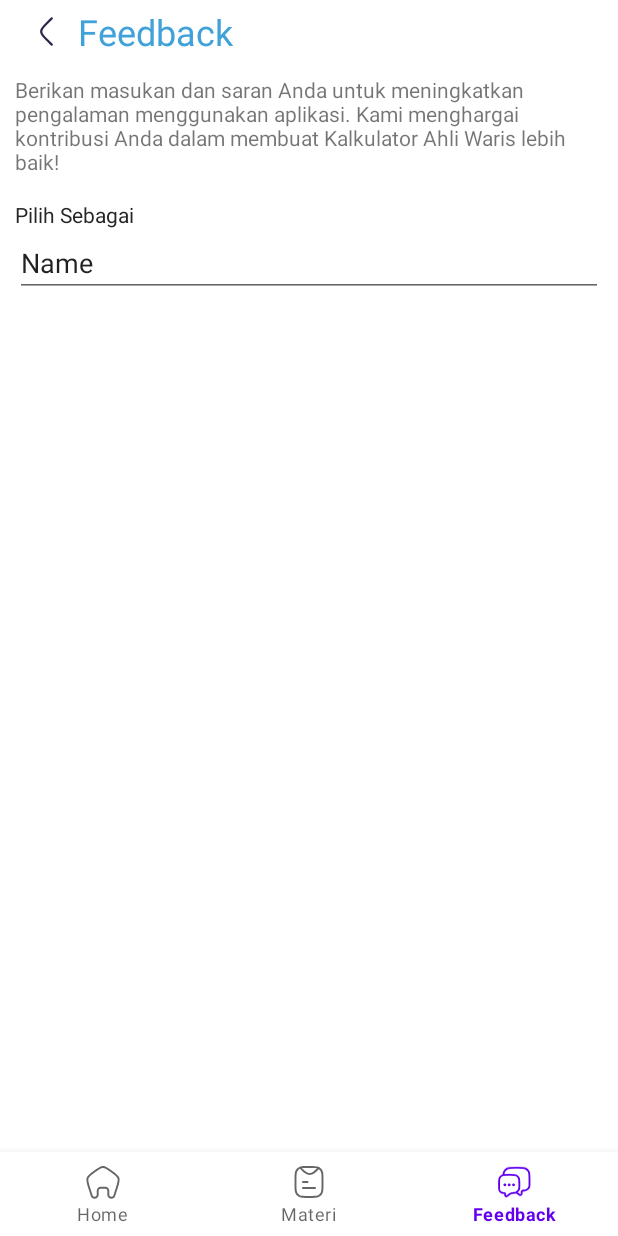
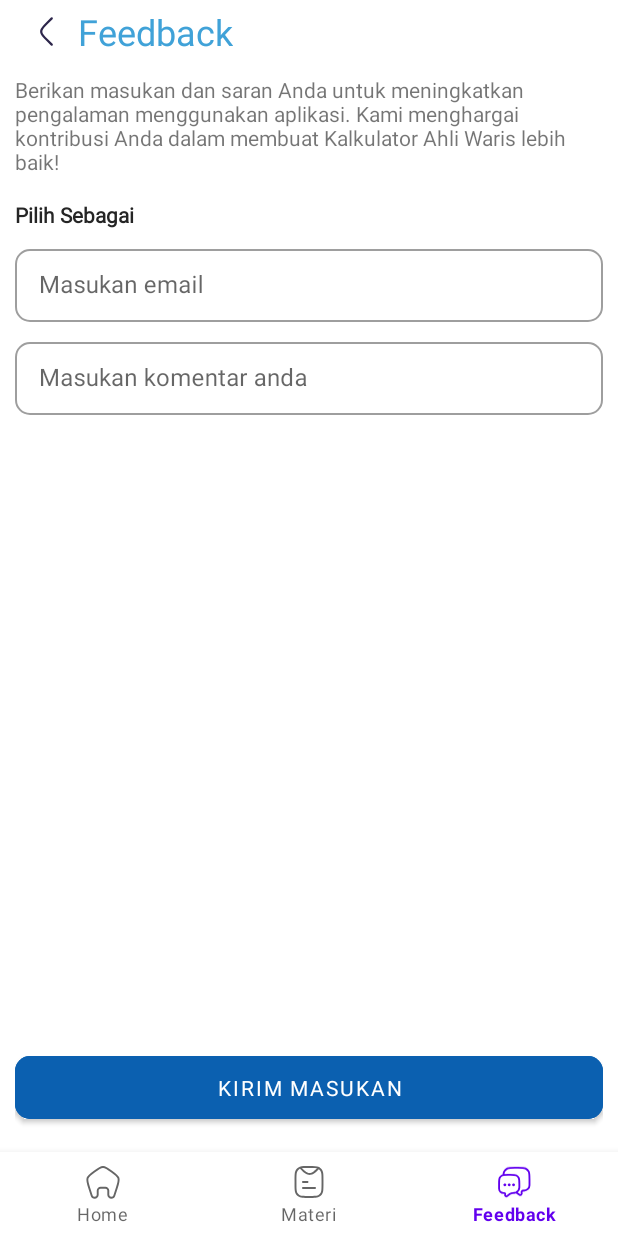
Before and after one commit to ryhanhxx/Al-Mirats, an Android app: the FeedbackFragment screen opened through its navigation route, on a phone screen of 412 x 824 dp. Run offline under Robolectric (Android 15) with nearby library versions, the phone set to English and light mode, and no system bars; our stand-ins replace navigation-ui; pictures from the network do not load.

Commit message:
design dasar feedback

```diff
--- a/app/src/main/res/layout/fragment_feedback.xml
+++ b/app/src/main/res/layout/fragment_feedback.xml
@@ -34,6 +34,7 @@
         android:layout_marginTop="8dp"
         android:text="Berikan masukan dan saran Anda untuk meningkatkan pengalaman menggunakan aplikasi. Kami menghargai kontribusi Anda dalam membuat Kalkulator Ahli Waris lebih baik!"
         app:layout_constraintEnd_toEndOf="parent"
+        android:textSize="14sp"
         android:fontFamily="@font/roboto"
         app:layout_constraintStart_toStartOf="@+id/imageView"
         app:layout_constraintTop_toBottomOf="@+id/imageView" />
@@ -45,18 +46,66 @@
         android:layout_marginTop="16dp"
         android:fontFamily="@font/roboto"
         android:text="Pilih Sebagai"
+        android:textSize="14sp"
+        android:textStyle="bold"
         android:textColor="@color/primary_black"
         app:layout_constraintStart_toStartOf="@+id/textView2"
         app:layout_constraintTop_toBottomOf="@+id/textView2" />
 
-    <EditText
-        android:id="@+id/editTextText"
+    <com.google.android.material.textfield.TextInputLayout
+        style="@style/Widget.MaterialComponents.TextInputLayout.OutlinedBox.Dense"
+        android:id="@+id/ti_email"
         android:layout_width="match_parent"
         android:layout_height="wrap_content"
-        android:ems="10"
-        android:inputType="text"
-        android:text="Name"
+        android:layout_marginTop="8dp"
+        android:hint="Masukan email"
+        app:boxCornerRadiusBottomEnd="10dp"
+        app:boxCornerRadiusBottomStart="10dp"
+        app:boxCornerRadiusTopEnd="10dp"
+        app:boxCornerRadiusTopStart="10dp"
         app:layout_constraintEnd_toEndOf="parent"
         app:layout_constraintStart_toStartOf="@+id/textView3"
-        app:layout_constraintTop_toBottomOf="@+id/textView3" />
+        app:layout_constraintTop_toBottomOf="@id/textView3">
+
+        <com.google.android.material.textfield.TextInputEditText
+            android:layout_width="match_parent"
+            android:layout_height="wrap_content" />
+
+    </com.google.android.material.textfield.TextInputLayout>
+
+    <com.google.android.material.textfield.TextInputLayout
+        style="@style/Widget.MaterialComponents.TextInputLayout.OutlinedBox.Dense"
+        android:id="@+id/ti_comment"
+        android:layout_width="match_parent"
+        android:layout_height="wrap_content"
+        android:layout_marginTop="8dp"
+        android:hint="Masukan komentar anda"
+        app:boxCornerRadiusBottomEnd="10dp"
+        app:boxCornerRadiusBottomStart="10dp"
+        app:boxCornerRadiusTopEnd="10dp"
+        app:boxCornerRadiusTopStart="10dp"
+        app:layout_constraintEnd_toEndOf="parent"
+        app:layout_constraintStart_toStartOf="@+id/textView3"
+        app:layout_constraintTop_toBottomOf="@id/ti_email">
+
+        <com.google.android.material.textfield.TextInputEditText
+            android:layout_width="match_parent"
+            android:layout_height="wrap_content" />
+
+    </com.google.android.material.textfield.TextInputLayout>
+
+    <Button
+        android:id="@+id/button"
+        android:layout_width="match_parent"
+        android:layout_height="54dp"
+        android:layout_marginVertical="16dp"
+        android:text="Kirim Masukan"
+        app:cornerRadius="10dp"
+        android:fontFamily="@font/roboto"
+        android:textColor="@color/primary_white"
+        android:backgroundTint="@color/primary_dark_blue"
+        app:layout_constraintBottom_toBottomOf="parent"
+        app:layout_constraintEnd_toEndOf="parent"
+        app:layout_constraintStart_toStartOf="parent" />
+
 </androidx.constraintlayout.widget.ConstraintLayout>
```
